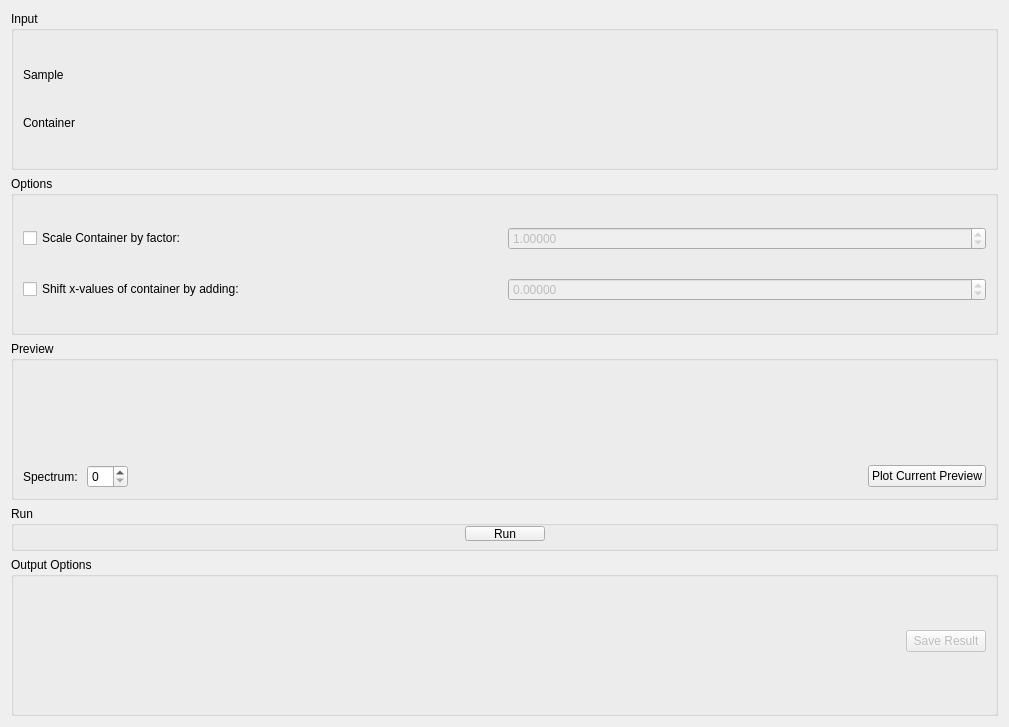
Above: qt/scientific_interfaces/Indirect/ContainerSubtraction.ui from mantidproject/mantid before the change. Below: the same form after it.
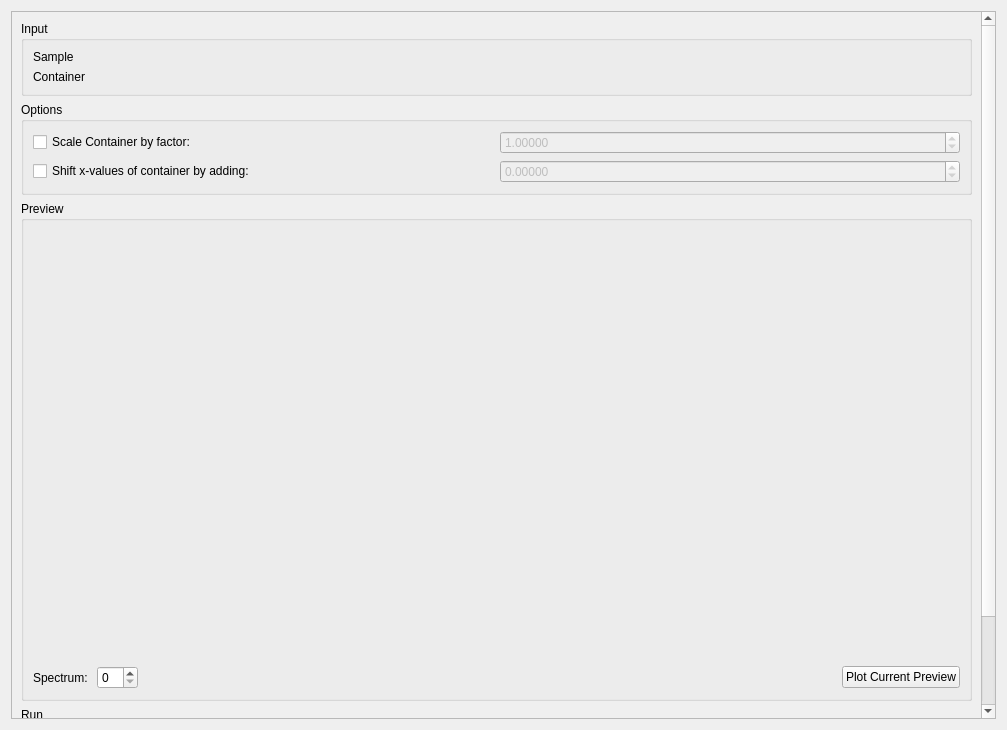
That is the form after the change. Custom widgets are drawn as their Qt base class.

Commit message:
Add scroll bar to indirect corrections tabs
This commit adds a scroll bar to the tabs in the indirect corrections interface to prevent squishing in smaller screens

re: #30221

Patch:
```diff
--- a/qt/scientific_interfaces/Indirect/ContainerSubtraction.ui
+++ b/qt/scientific_interfaces/Indirect/ContainerSubtraction.ui
@@ -6,8 +6,8 @@
    <rect>
     <x>0</x>
     <y>0</y>
-    <width>1009</width>
-    <height>727</height>
+    <width>1007</width>
+    <height>730</height>
    </rect>
   </property>
   <property name="windowTitle">
@@ -15,6 +15,21 @@
   </property>
   <layout class="QVBoxLayout" name="verticalLayout_2">
    <item>
+    <widget class="QScrollArea" name="scrollArea">
+     <property name="widgetResizable">
+      <bool>true</bool>
+     </property>
+     <widget class="QWidget" name="scrollAreaWidgetContents">
+      <property name="geometry">
+       <rect>
+        <x>0</x>
+        <y>0</y>
+        <width>966</width>
+        <height>807</height>
+       </rect>
+      </property>
+      <layout class="QVBoxLayout" name="verticalLayout">
+       <item>
     <widget class="QGroupBox" name="fileInput">
      <property name="title">
       <string>Input</string>
@@ -198,10 +213,16 @@
    </item>
    <item>
     <widget class="QGroupBox" name="groupBox">
+         <property name="minimumSize">
+          <size>
+           <width>0</width>
+           <height>500</height>
+          </size>
+         </property>
      <property name="title">
       <string>Preview</string>
      </property>
-     <layout class="QVBoxLayout" name="verticalLayout_3">
+         <layout class="QVBoxLayout" name="verticalLayout_3" stretch="1,0">
       <item>
        <widget class="MantidQt::MantidWidgets::PreviewPlot" name="ppPreview" native="true">
         <property name="showLegend" stdset="0">
@@ -352,6 +373,10 @@
        </widget>
       </item>
      </layout>
+        </widget>
+       </item>
+      </layout>
+     </widget>
     </widget>
    </item>
   </layout>
```
Lines whose indentation alone changed are shown as unchanged. The commit also changes 4 other files.
